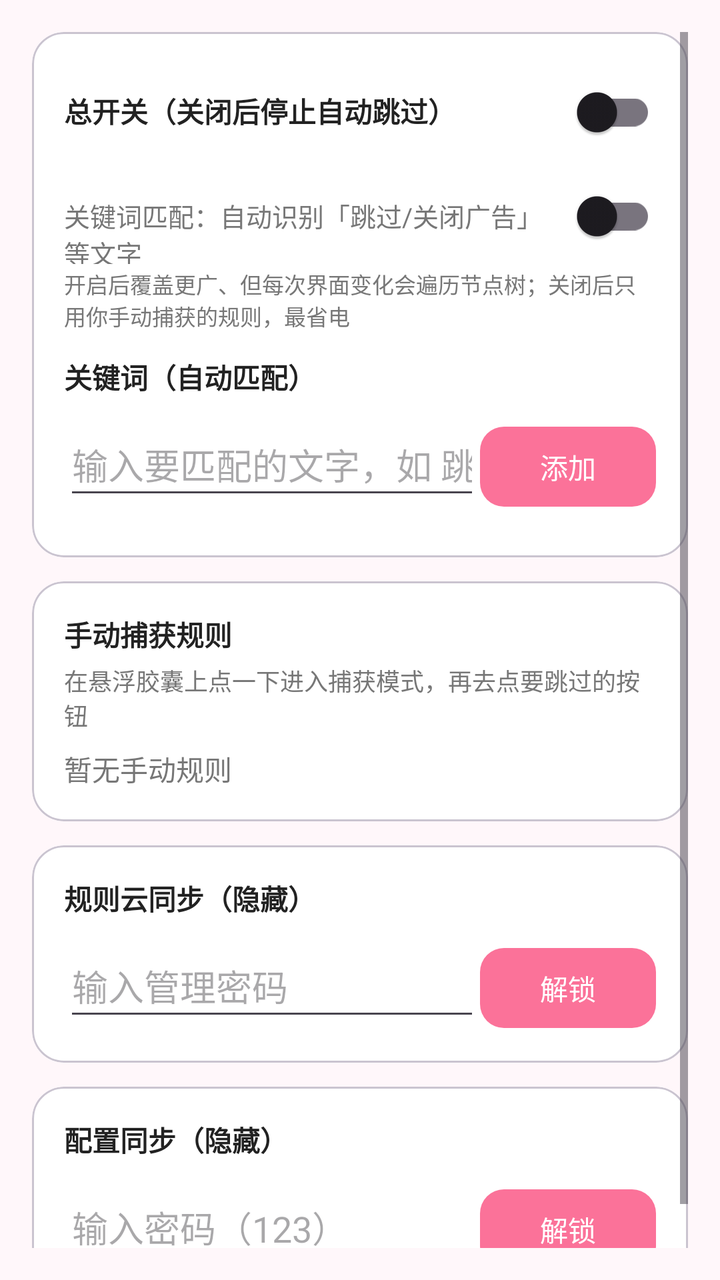
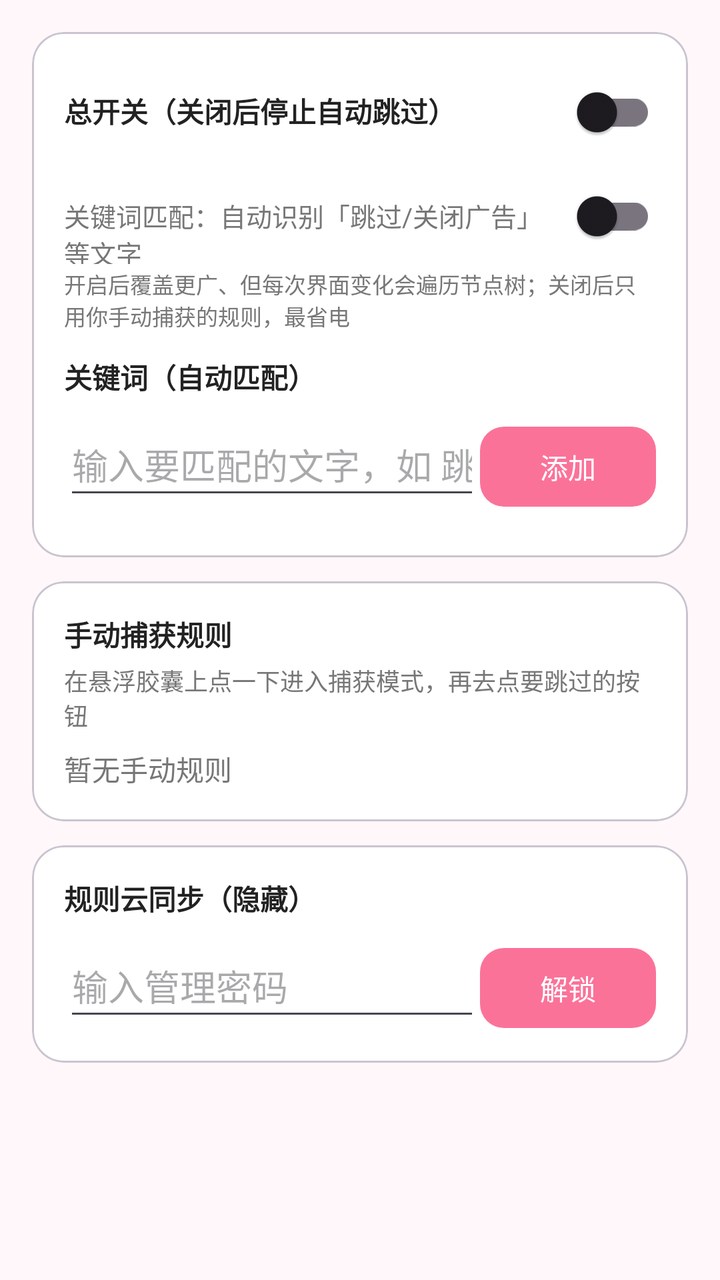

Compare the two renders of this Android layout. The source of the first and the diff that turns it into the second are given below.
<!-- AndroidManifest.xml: application theme Theme.AdSkip -->
<!-- res/layout/activity_settings.xml -->
<?xml version="1.0" encoding="utf-8"?>
<ScrollView xmlns:android="http://schemas.android.com/apk/res/android"
    xmlns:app="http://schemas.android.com/apk/res-auto"
    android:layout_width="match_parent"
    android:layout_height="match_parent"
    android:background="@color/bg"
    android:padding="16dp">

    <LinearLayout
        android:layout_width="match_parent"
        android:layout_height="wrap_content"
        android:orientation="vertical"
        android:clipToPadding="false">

        
        <com.google.android.material.card.MaterialCardView
            android:layout_width="match_parent"
            android:layout_height="wrap_content"
            android:layout_marginBottom="12dp"
            app:cardCornerRadius="16dp"
            app:cardBackgroundColor="@color/surface">

            <LinearLayout
                android:layout_width="match_parent"
                android:layout_height="wrap_content"
                android:orientation="vertical"
                android:padding="16dp">

                <LinearLayout
                    android:layout_width="match_parent"
                    android:layout_height="wrap_content"
                    android:orientation="horizontal">

                    <TextView
                        android:layout_width="0dp"
                        android:layout_height="wrap_content"
                        android:layout_weight="1"
                        android:text="@string/switch_master"
                        android:textStyle="bold"
                        android:textColor="@color/text_primary" />

                    <androidx.appcompat.widget.SwitchCompat
                        android:id="@+id/switch_master"
                        android:layout_width="wrap_content"
                        android:layout_height="wrap_content" />
                </LinearLayout>

                <LinearLayout
                    android:layout_width="match_parent"
                    android:layout_height="wrap_content"
                    android:layout_marginTop="4dp"
                    android:orientation="horizontal">

                    <TextView
                        android:layout_width="0dp"
                        android:layout_height="wrap_content"
                        android:layout_weight="1"
                        android:text="@string/switch_keyword"
                        android:textSize="13sp"
                        android:textColor="@color/text_secondary" />

                    <androidx.appcompat.widget.SwitchCompat
                        android:id="@+id/switch_keyword"
                        android:layout_width="wrap_content"
                        android:layout_height="wrap_content" />
                </LinearLayout>

                <TextView
                    android:layout_width="match_parent"
                    android:layout_height="wrap_content"
                    android:layout_marginTop="2dp"
                    android:text="@string/hint_keyword_on"
                    android:textSize="11sp"
                    android:textColor="@color/text_secondary" />

                <TextView
                    android:layout_width="wrap_content"
                    android:layout_height="wrap_content"
                    android:text="@string/section_keywords"
                    android:textStyle="bold"
                    android:textColor="@color/text_primary"
                    android:layout_marginTop="12dp" />

                <LinearLayout
                    android:layout_width="match_parent"
                    android:layout_height="wrap_content"
                    android:layout_marginTop="8dp"
                    android:orientation="horizontal">

                    <EditText
                        android:id="@+id/et_keyword"
                        android:layout_width="0dp"
                        android:layout_height="wrap_content"
                        android:layout_weight="1"
                        android:hint="@string/hint_add_keyword"
                        android:inputType="text"
                        android:minHeight="48dp" />

                    <com.google.android.material.button.MaterialButton
                        android:id="@+id/btn_add_keyword"
                        android:layout_width="wrap_content"
                        android:layout_height="wrap_content"
                        android:text="@string/btn_add"
                        app:cornerRadius="12dp" />
                </LinearLayout>

                <LinearLayout
                    android:id="@+id/list_keywords"
                    android:layout_width="match_parent"
                    android:layout_height="wrap_content"
                    android:layout_marginTop="8dp"
                    android:orientation="vertical" />
            </LinearLayout>
        </com.google.android.material.card.MaterialCardView>

        
        <com.google.android.material.card.MaterialCardView
            android:layout_width="match_parent"
            android:layout_height="wrap_content"
            android:layout_marginBottom="12dp"
            app:cardCornerRadius="16dp"
            app:cardBackgroundColor="@color/surface">

            <LinearLayout
                android:layout_width="match_parent"
                android:layout_height="wrap_content"
                android:orientation="vertical"
                android:padding="16dp">

                <TextView
                    android:layout_width="wrap_content"
                    android:layout_height="wrap_content"
                    android:text="@string/section_rules"
                    android:textStyle="bold"
                    android:textColor="@color/text_primary" />

                <TextView
                    android:layout_width="wrap_content"
                    android:layout_height="wrap_content"
                    android:layout_marginTop="4dp"
                    android:text="@string/btn_add_rule_hint"
                    android:textSize="12sp"
                    android:textColor="@color/text_secondary" />

                <LinearLayout
                    android:id="@+id/list_rules"
                    android:layout_width="match_parent"
                    android:layout_height="wrap_content"
                    android:layout_marginTop="8dp"
                    android:orientation="vertical" />

                <TextView
                    android:id="@+id/tv_empty_rules"
                    android:layout_width="wrap_content"
                    android:layout_height="wrap_content"
                    android:text="@string/empty_rules"
                    android:textColor="@color/text_secondary" />
            </LinearLayout>
        </com.google.android.material.card.MaterialCardView>

        
        <com.google.android.material.card.MaterialCardView
            android:layout_width="match_parent"
            android:layout_height="wrap_content"
            android:layout_marginBottom="12dp"
            app:cardCornerRadius="16dp"
            app:cardBackgroundColor="@color/surface">

            <LinearLayout
                android:layout_width="match_parent"
                android:layout_height="wrap_content"
                android:orientation="vertical"
                android:padding="16dp">

                <TextView
                    android:layout_width="wrap_content"
                    android:layout_height="wrap_content"
                    android:text="@string/sync_title"
                    android:textStyle="bold"
                    android:textColor="@color/text_primary" />

                <LinearLayout
                    android:layout_width="match_parent"
                    android:layout_height="wrap_content"
                    android:layout_marginTop="8dp"
                    android:orientation="horizontal">

                    <EditText
                        android:id="@+id/et_password"
                        android:layout_width="0dp"
                        android:layout_height="wrap_content"
                        android:layout_weight="1"
                        android:hint="@string/hint_password"
                        android:inputType="textPassword"
                        android:minHeight="48dp" />

                    <com.google.android.material.button.MaterialButton
                        android:id="@+id/btn_unlock"
                        android:layout_width="wrap_content"
                        android:layout_height="wrap_content"
                        android:text="@string/btn_unlock"
                        app:cornerRadius="12dp" />
                </LinearLayout>

                
                <LinearLayout
                    android:id="@+id/sync_panel"
                    android:layout_width="match_parent"
                    android:layout_height="wrap_content"
                    android:orientation="vertical"
                    android:visibility="gone">

                    <EditText
                        android:id="@+id/et_repo_owner"
                        android:layout_width="match_parent"
                        android:layout_height="wrap_content"
                        android:layout_marginTop="8dp"
                        android:hint="@string/hint_repo_owner"
                        android:inputType="text" />

                    <EditText
                        android:id="@+id/et_repo_name"
                        android:layout_width="match_parent"
                        android:layout_height="wrap_content"
                        android:layout_marginTop="8dp"
                        android:hint="@string/hint_repo_name"
                        android:inputType="text" />

                    <EditText
                        android:id="@+id/et_repo_branch"
                        android:layout_width="match_parent"
                        android:layout_height="wrap_content"
                        android:layout_marginTop="8dp"
                        android:hint="@string/hint_repo_branch"
                        android:inputType="text" />

                    <EditText
                        android:id="@+id/et_repo_path"
                        android:layout_width="match_parent"
                        android:layout_height="wrap_content"
                        android:layout_marginTop="8dp"
                        android:hint="@string/hint_repo_path"
                        android:inputType="text" />

                    <EditText
                        android:id="@+id/et_token"
                        android:layout_width="match_parent"
                        android:layout_height="wrap_content"
                        android:layout_marginTop="8dp"
                        android:hint="@string/hint_token"
                        android:inputType="textPassword" />

                    <LinearLayout
                        android:layout_width="match_parent"
                        android:layout_height="wrap_content"
                        android:layout_marginTop="8dp"
                        android:orientation="horizontal">

                        <com.google.android.material.button.MaterialButton
                            android:id="@+id/btn_download"
                            style="@style/Widget.Material3.Button.OutlinedButton"
                            android:layout_width="0dp"
                            android:layout_height="wrap_content"
                            android:layout_weight="1"
                            android:text="@string/btn_download"
                            app:cornerRadius="12dp" />

                        <com.google.android.material.button.MaterialButton
                            android:id="@+id/btn_upload"
                            android:layout_width="0dp"
                            android:layout_height="wrap_content"
                            android:layout_weight="1"
                            android:layout_marginStart="8dp"
                            android:text="@string/btn_upload"
                            app:cornerRadius="12dp" />
                    </LinearLayout>

                    <ProgressBar
                        android:id="@+id/pb_sync"
                        style="?android:attr/progressBarStyleHorizontal"
                        android:layout_width="match_parent"
                        android:layout_height="wrap_content"
                        android:layout_marginTop="8dp"
                        android:indeterminate="true"
                        android:visibility="gone" />

                    <TextView
                        android:id="@+id/tv_sync_status"
                        android:layout_width="match_parent"
                        android:layout_height="wrap_content"
                        android:layout_marginTop="4dp"
                        android:textColor="@color/text_secondary" />
                </LinearLayout>
            </LinearLayout>
        </com.google.android.material.card.MaterialCardView>

        
        <com.google.android.material.card.MaterialCardView
            android:layout_width="match_parent"
            android:layout_height="wrap_content"
            android:layout_marginBottom="12dp"
            app:cardCornerRadius="16dp"
            app:cardBackgroundColor="@color/surface">

            <LinearLayout
                android:layout_width="match_parent"
                android:layout_height="wrap_content"
                android:orientation="vertical"
                android:padding="16dp">

                <TextView
                    android:layout_width="wrap_content"
                    android:layout_height="wrap_content"
                    android:text="配置同步（隐藏）"
                    android:textStyle="bold"
                    android:textColor="@color/text_primary" />

                <LinearLayout
                    android:layout_width="match_parent"
                    android:layout_height="wrap_content"
                    android:layout_marginTop="8dp"
                    android:orientation="horizontal">

                    <EditText
                        android:id="@+id/et_cfg_password"
                        android:layout_width="0dp"
                        android:layout_height="wrap_content"
                        android:layout_weight="1"
                        android:hint="输入密码（123）"
                        android:inputType="textPassword"
                        android:minHeight="48dp" />

                    <com.google.android.material.button.MaterialButton
                        android:id="@+id/btn_cfg_unlock"
                        android:layout_width="wrap_content"
                        android:layout_height="wrap_content"
                        android:text="解锁"
                        app:cornerRadius="12dp" />
                </LinearLayout>

                <LinearLayout
                    android:id="@+id/cfg_sync_panel"
                    android:layout_width="match_parent"
                    android:layout_height="wrap_content"
                    android:orientation="vertical"
                    android:visibility="gone">

                    <EditText
                        android:id="@+id/et_cfg_owner"
                        android:layout_width="match_parent"
                        android:layout_height="wrap_content"
                        android:layout_marginTop="8dp"
                        android:hint="仓库所有者 (owner)"
                        android:inputType="text" />

                    <EditText
                        android:id="@+id/et_cfg_repo"
                        android:layout_width="match_parent"
                        android:layout_height="wrap_content"
                        android:layout_marginTop="8dp"
                        android:hint="仓库名 (repo)"
                        android:inputType="text" />

                    <EditText
                        android:id="@+id/et_cfg_branch"
                        android:layout_width="match_parent"
                        android:layout_height="wrap_content"
                        android:layout_marginTop="8dp"
                        android:hint="分支 (branch)"
                        android:inputType="text" />

                    <EditText
                        android:id="@+id/et_cfg_path"
                        android:layout_width="match_parent"
                        android:layout_height="wrap_content"
                        android:layout_marginTop="8dp"
                        android:hint="文件夹路径 (如 configs)"
                        android:inputType="text" />

                    <EditText
                        android:id="@+id/et_cfg_token"
                        android:layout_width="match_parent"
                        android:layout_height="wrap_content"
                        android:layout_marginTop="8dp"
                        android:hint="GitHub Token（留空可下载公开仓库）"
                        android:inputType="textPassword" />

                    <LinearLayout
                        android:layout_width="match_parent"
                        android:layout_height="wrap_content"
                        android:layout_marginTop="8dp"
                        android:orientation="horizontal">

                        <com.google.android.material.button.MaterialButton
                            android:id="@+id/btn_cfg_download"
                            style="@style/Widget.Material3.Button.OutlinedButton"
                            android:layout_width="0dp"
                            android:layout_height="wrap_content"
                            android:layout_weight="1"
                            android:text="下载配置"
                            app:cornerRadius="12dp" />

                        <com.google.android.material.button.MaterialButton
                            android:id="@+id/btn_cfg_upload"
                            android:layout_width="0dp"
                            android:layout_height="wrap_content"
                            android:layout_weight="1"
                            android:layout_marginStart="8dp"
                            android:text="上传配置"
                            app:cornerRadius="12dp" />
                    </LinearLayout>

                    <com.google.android.material.button.MaterialButton
                        android:id="@+id/btn_cfg_update_token"
                        style="@style/Widget.Material3.Button.OutlinedButton"
                        android:layout_width="match_parent"
                        android:layout_height="wrap_content"
                        android:layout_marginTop="4dp"
                        android:text="更新 GitHub Token"
                        app:cornerRadius="12dp" />

                    <ProgressBar
                        android:id="@+id/pb_cfg_sync"
                        style="?android:attr/progressBarStyleHorizontal"
                        android:layout_width="match_parent"
                        android:layout_height="wrap_content"
                        android:layout_marginTop="8dp"
                        android:indeterminate="true"
                        android:visibility="gone" />

                    <TextView
                        android:id="@+id/tv_cfg_status"
                        android:layout_width="match_parent"
                        android:layout_height="wrap_content"
                        android:layout_marginTop="4dp"
                        android:textColor="@color/text_secondary" />
                </LinearLayout>
            </LinearLayout>
        </com.google.android.material.card.MaterialCardView>
    </LinearLayout>
</ScrollView>
<!-- resources referenced by this layout -->
<resources>
  <color name="bg">#FFF7FA</color>
  <color name="surface">#FFFFFFFF</color>
  <color name="text_primary">#222222</color>
  <color name="text_secondary">#777777</color>
  <string name="btn_add">添加</string>
  <string name="btn_add_rule_hint">在悬浮胶囊上点一下进入捕获模式，再去点要跳过的按钮</string>
  <string name="btn_download">下载并合并</string>
  <string name="btn_unlock">解锁</string>
  <string name="btn_upload">上传全部规则</string>
  <string name="empty_rules">暂无手动规则</string>
  <string name="hint_add_keyword">输入要匹配的文字，如 跳过</string>
  <string name="hint_keyword_on">开启后覆盖更广、但每次界面变化会遍历节点树；关闭后只用你手动捕获的规则，最省电</string>
  <string name="hint_password">输入管理密码</string>
  <string name="hint_repo_branch">分支 (branch)</string>
  <string name="hint_repo_name">仓库名 (repo)</string>
  <string name="hint_repo_owner">仓库所有者 (owner)</string>
  <string name="hint_repo_path">文件路径 (如 rules.json)</string>
  <string name="hint_token">GitHub Token（留空则只能下载）</string>
  <string name="section_keywords">关键词（自动匹配）</string>
  <string name="section_rules">手动捕获规则</string>
  <string name="switch_keyword">关键词匹配：自动识别「跳过/关闭广告」等文字</string>
  <string name="switch_master">总开关（关闭后停止自动跳过）</string>
  <string name="sync_title">规则云同步（隐藏）</string>
  <style name="Theme.AdSkip" parent="Theme.Material3.DayNight.NoActionBar">
          <item name="colorPrimary">@color/pink</item>
          <item name="colorPrimaryDark">@color/pink_dark</item>
          <item name="colorAccent">@color/pink</item>
          <item name="android:colorBackground">@color/bg</item>
          <item name="colorSurface">@color/surface</item>
          <item name="android:statusBarColor">?attr/colorPrimary</item>
      </style>
  <color name="pink">#FB7299</color>
  <color name="pink_dark">#C8548A</color>
</resources>

<!-- the commit's change to res/layout/activity_settings.xml (unified diff, before → after) -->
@@ -293,149 +293,5 @@
                 </LinearLayout>
             </LinearLayout>
         </com.google.android.material.card.MaterialCardView>
-
-        
-        <com.google.android.material.card.MaterialCardView
-            android:layout_width="match_parent"
-            android:layout_height="wrap_content"
-            android:layout_marginBottom="12dp"
-            app:cardCornerRadius="16dp"
-            app:cardBackgroundColor="@color/surface">
-
-            <LinearLayout
-                android:layout_width="match_parent"
-                android:layout_height="wrap_content"
-                android:orientation="vertical"
-                android:padding="16dp">
-
-                <TextView
-                    android:layout_width="wrap_content"
-                    android:layout_height="wrap_content"
-                    android:text="配置同步（隐藏）"
-                    android:textStyle="bold"
-                    android:textColor="@color/text_primary" />
-
-                <LinearLayout
-                    android:layout_width="match_parent"
-                    android:layout_height="wrap_content"
-                    android:layout_marginTop="8dp"
-                    android:orientation="horizontal">
-
-                    <EditText
-                        android:id="@+id/et_cfg_password"
-                        android:layout_width="0dp"
-                        android:layout_height="wrap_content"
-                        android:layout_weight="1"
-                        android:hint="输入密码（123）"
-                        android:inputType="textPassword"
-                        android:minHeight="48dp" />
-
-                    <com.google.android.material.button.MaterialButton
-                        android:id="@+id/btn_cfg_unlock"
-                        android:layout_width="wrap_content"
-                        android:layout_height="wrap_content"
-                        android:text="解锁"
-                        app:cornerRadius="12dp" />
-                </LinearLayout>
-
-                <LinearLayout
-                    android:id="@+id/cfg_sync_panel"
-                    android:layout_width="match_parent"
-                    android:layout_height="wrap_content"
-                    android:orientation="vertical"
-                    android:visibility="gone">
-
-                    <EditText
-                        android:id="@+id/et_cfg_owner"
-                        android:layout_width="match_parent"
-                        android:layout_height="wrap_content"
-                        android:layout_marginTop="8dp"
-                        android:hint="仓库所有者 (owner)"
-                        android:inputType="text" />
-
-                    <EditText
-                        android:id="@+id/et_cfg_repo"
-                        android:layout_width="match_parent"
-                        android:layout_height="wrap_content"
-                        android:layout_marginTop="8dp"
-                        android:hint="仓库名 (repo)"
-                        android:inputType="text" />
-
-                    <EditText
-                        android:id="@+id/et_cfg_branch"
-                        android:layout_width="match_parent"
-                        android:layout_height="wrap_content"
-                        android:layout_marginTop="8dp"
-                        android:hint="分支 (branch)"
-                        android:inputType="text" />
-
-                    <EditText
-                        android:id="@+id/et_cfg_path"
-                        android:layout_width="match_parent"
-                        android:layout_height="wrap_content"
-                        android:layout_marginTop="8dp"
-                        android:hint="文件夹路径 (如 configs)"
-                        android:inputType="text" />
-
-                    <EditText
-                        android:id="@+id/et_cfg_token"
-                        android:layout_width="match_parent"
-                        android:layout_height="wrap_content"
-                        android:layout_marginTop="8dp"
-                        android:hint="GitHub Token（留空可下载公开仓库）"
-                        android:inputType="textPassword" />
-
-                    <LinearLayout
-                        android:layout_width="match_parent"
-                        android:layout_height="wrap_content"
-                        android:layout_marginTop="8dp"
-                        android:orientation="horizontal">
-
-                        <com.google.android.material.button.MaterialButton
-                            android:id="@+id/btn_cfg_download"
-                            style="@style/Widget.Material3.Button.OutlinedButton"
-                            android:layout_width="0dp"
-                            android:layout_height="wrap_content"
-                            android:layout_weight="1"
-                            android:text="下载配置"
-                            app:cornerRadius="12dp" />
-
-                        <com.google.android.material.button.MaterialButton
-                            android:id="@+id/btn_cfg_upload"
-                            android:layout_width="0dp"
-                            android:layout_height="wrap_content"
-                            android:layout_weight="1"
-                            android:layout_marginStart="8dp"
-                            android:text="上传配置"
-                            app:cornerRadius="12dp" />
-                    </LinearLayout>
-
-                    <com.google.android.material.button.MaterialButton
-                        android:id="@+id/btn_cfg_update_token"
-                        style="@style/Widget.Material3.Button.OutlinedButton"
-                        android:layout_width="match_parent"
-                        android:layout_height="wrap_content"
-                        android:layout_marginTop="4dp"
-                        android:text="更新 GitHub Token"
-                        app:cornerRadius="12dp" />
-
-                    <ProgressBar
-                        android:id="@+id/pb_cfg_sync"
-                        style="?android:attr/progressBarStyleHorizontal"
-                        android:layout_width="match_parent"
-                        android:layout_height="wrap_content"
-                        android:layout_marginTop="8dp"
-                        android:indeterminate="true"
-                        android:visibility="gone" />
-
-                    <TextView
-                        android:id="@+id/tv_cfg_status"
-                        android:layout_width="match_parent"
-                        android:layout_height="wrap_content"
-                        android:layout_marginTop="4dp"
-                        android:textColor="@color/text_secondary" />
-                </LinearLayout>
-            </LinearLayout>
-        </com.google.android.material.card.MaterialCardView>
     </LinearLayout>
 </ScrollView>
